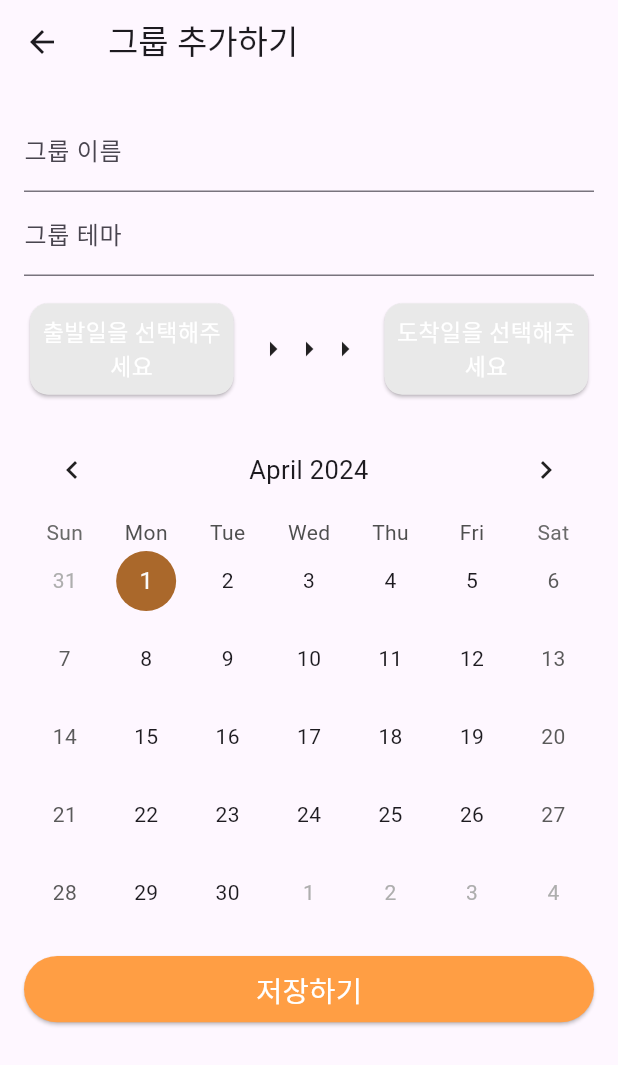
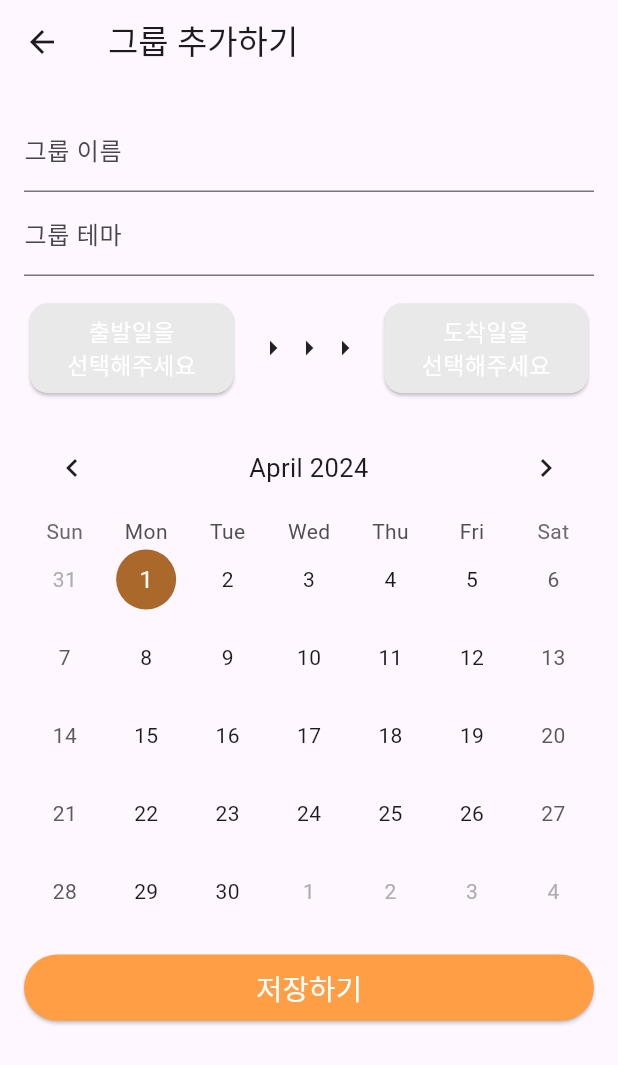
Before and after one commit to sunbongE/fintechPJT, a Flutter app: the NowTravelList screen opened directly with empty values, after a tap on an icon or button, on a phone screen of 412 x 824 dp. Shown: the top 1065 px of the screen. Run offline on Flutter 3.47's test engine with Material 3 defaults, Android fonts, the phone set to English and light mode, and no system bars; drawn by our look-alikes of table_calendar; our stand-ins replace carousel_slider, dio, easy_rich_text, email_validator, firebase_core, firebase_messaging and 15 more; missing offline and left inert: dart:ffi, kakao_flutter_sdk, kakao_flutter_sdk_common; accounts and stored records are empty; network calls fail; statements that could not run were skipped.

Commit message:
[feat] 메인화면 광고 캐러셀 추가

```diff
--- a/FrontEnd/lib/components/groups/GroupDescription.dart
+++ b/FrontEnd/lib/components/groups/GroupDescription.dart
@@ -29,6 +29,7 @@ class _GroupDescriptionState extends State<GroupDescription> {
                 style: TextStyle(fontSize: 30.sp, fontWeight: FontWeight.bold),
                 overflow: TextOverflow.ellipsis,
               ),
+              SizedBox(height: 16.0.h),
               Text(
                 '${widget.group.startDate} ~ ${widget.group.endDate}',
                 style: TextStyle(fontSize: 20.sp),
--- a/FrontEnd/lib/components/groups/GroupInvitedItem.dart
+++ b/FrontEnd/lib/components/groups/GroupInvitedItem.dart
@@ -39,11 +39,15 @@ class _GroupInvitedItemState extends State<GroupInvitedItem> {
     setState(() {
       isLoading = true;
     });
+    print('패치멤버실행');
     final groupMembersJson = await getGroupMemberList(widget.groupId);
+    print(groupMembersJson.data);
+    print('멤버받아옴');
     if (groupMembersJson != null) {
       setState(() {
         members = (groupMembersJson.data['groupMembersDtos'] as List).map((item) => GroupMember.fromJson(item)).toList();
         isLoading = false;
+        print('멤버리스트로받아옴');
       });
     } else {
       setState(() {
--- a/FrontEnd/lib/components/mains/MainNowTravel.dart
+++ b/FrontEnd/lib/components/mains/MainNowTravel.dart
@@ -42,16 +42,19 @@ class _NowTravelListState extends State<NowTravelList> {
   Widget build(BuildContext context) {
     final ongoingGroups = widget.groups.where((group) => !group.isCalculateDone).toList();
     if (ongoingGroups.isEmpty) {
-      return Scaffold(
+      return Expanded(
+        child: Scaffold(
           body: Center(
               child: Column(
             children: [GroupAddButton(onPressed: navigateToGroupAdd)],
           )),
+        ),
       );
     }
 
     return Scaffold(
-      body: CarouselSlider.builder(
+      body: Center(
+        child: CarouselSlider.builder(
           itemCount: ongoingGroups.length,
           itemBuilder: (context, index, realIndex) {
             return MainNowTravelCard(
@@ -73,6 +76,7 @@ class _NowTravelListState extends State<NowTravelList> {
                 });
               }),
         ),
+      ),
     );
   }
 }
--- a/FrontEnd/lib/components/mains/MainPastTravelCard.dart
+++ b/FrontEnd/lib/components/mains/MainPastTravelCard.dart
@@ -49,10 +49,10 @@ class MainPastTravelCard extends StatelessWidget {
                             crossAxisAlignment: CrossAxisAlignment.start,
                             children: [
                               Text(
-                                group.theme.length > 5 ? '${group.theme.substring(0, 4)}..' : group.groupName,
+                                group.theme.length > 4 ? '${group.theme.substring(0, 3)}..' : group.groupName,
                                 style: TextStyle(
                                   color: Colors.black,
-                                  fontSize: 30.sp,
+                                  fontSize: 25.sp,
                                 ),
                               ),
                               Row(
--- a/FrontEnd/lib/models/button/GroupAddButton.dart
+++ b/FrontEnd/lib/models/button/GroupAddButton.dart
@@ -17,7 +17,8 @@ class GroupAddButton extends StatefulWidget {
 class _ButtonState extends State<GroupAddButton> {
   @override
   Widget build(BuildContext context) {
-    return Padding(
+    return Expanded(
+      child: Padding(
         padding: const EdgeInsets.all(10.0),
         child: SizedBox(
           width: 170.w,
@@ -65,6 +66,7 @@ class _ButtonState extends State<GroupAddButton> {
             ),
           ),
         ),
+      ),
     );
   }
 }
--- a/FrontEnd/lib/screen/groupscreens/GroupAdd.dart
+++ b/FrontEnd/lib/screen/groupscreens/GroupAdd.dart
@@ -117,8 +117,8 @@ class _GroupAddState extends State<GroupAdd> {
                               children: <Widget>[
                                 Text(
                                   _rangeStart != null
-                                      ? '출발일: ${_rangeStart!.toString().split(' ')[0]}'
-                                      : '출발일을 선택해주세요',
+                                      ? '출발일:\n ${_rangeStart!.toString().split(' ')[0]}'
+                                      : '출발일을\n선택해주세요',
                                   style: TextStyle(
                                       fontSize: 16.0.sp, color: Colors.white),
                                   textAlign: TextAlign.center,
@@ -146,8 +146,8 @@ class _GroupAddState extends State<GroupAdd> {
                               children: <Widget>[
                                 Text(
                                   _rangeEnd != null
-                                      ? '도착일: ${_rangeEnd!.toString().split(' ')[0]}'
-                                      : '도착일을 선택해주세요',
+                                      ? '도착일:\n ${_rangeEnd!.toString().split(' ')[0]}'
+                                      : '도착일을\n선택해주세요',
                                   style: TextStyle(
                                       fontSize: 16.0.sp, color: Colors.white),
                                   textAlign: TextAlign.center,
--- a/FrontEnd/lib/screen/groupscreens/GroupItem.dart
+++ b/FrontEnd/lib/screen/groupscreens/GroupItem.dart
@@ -50,6 +50,7 @@ class _GroupItemState extends State<GroupItem> {
     _isPollingActive = false;
     super.dispose();
   }
+
 
   @override
   Widget build(BuildContext context) {
```
Also changed, not shown: FrontEnd/lib/components/groups/GroupCalCheck.dart (+17 -13 lines), FrontEnd/lib/components/groups/GroupEmailFindField.dart (+16 -4 lines), FrontEnd/lib/components/mains/AdCarousel.dart (added, +31 -0 lines), FrontEnd/lib/screen/MainPage.dart (+8 -2 lines), FrontEnd/lib/screen/groupscreens/GroupDetail.dart (+6 -6 lines), FrontEnd/assets/images/fish.PNG (added), FrontEnd/assets/images/iandwe.PNG (added), FrontEnd/assets/images/mela.PNG (added), FrontEnd/assets/images/myname.png (added). Lines whose indentation alone changed are shown as unchanged.
